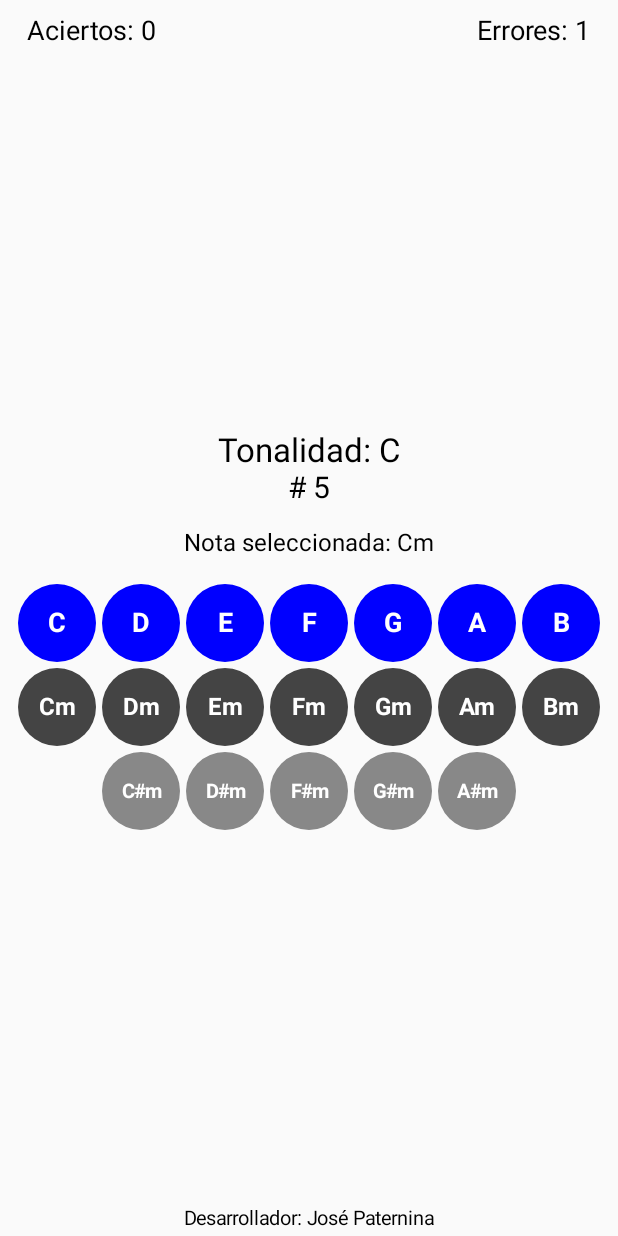
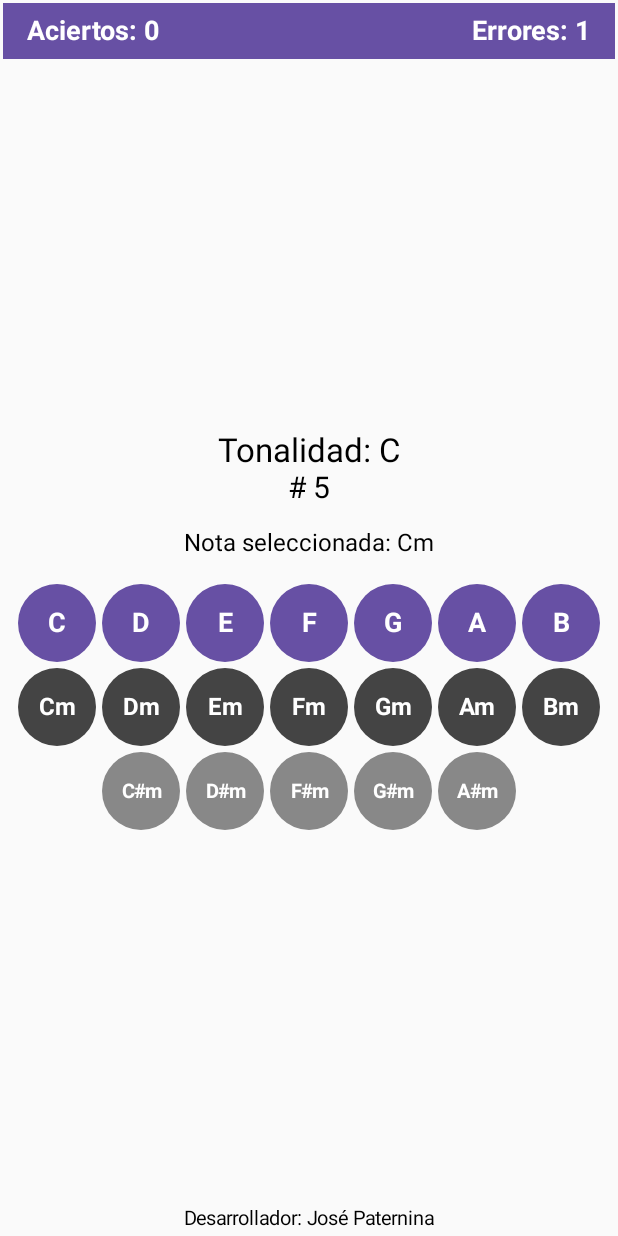
Before and after one commit to JosePater/IdNotas, an Android app built with Jetpack Compose: the screen it shows after launch (MainActivity), after a tap on "Cm", on a phone screen of 412 x 824 dp. Run offline under Robolectric (Android 15) with nearby library versions, the phone set to English and light mode, and no system bars.

Commit message:
feat: added timed color on correct answer button && top primary bg color

```diff
--- a/app/src/main/java/com/josepaternina/idnotas/MainActivity.kt
+++ b/app/src/main/java/com/josepaternina/idnotas/MainActivity.kt
@@ -18,6 +18,7 @@ import androidx.compose.foundation.layout.padding
 import androidx.compose.foundation.layout.size
 import androidx.compose.foundation.layout.width
 import androidx.compose.foundation.shape.CircleShape
+import androidx.compose.material3.MaterialTheme
 import androidx.compose.material3.Text
 import androidx.compose.material3.TextButton
 import androidx.compose.runtime.Composable
@@ -30,9 +31,11 @@ import androidx.compose.ui.unit.sp
 import androidx.compose.runtime.*
 import androidx.compose.ui.draw.clip
 import androidx.compose.ui.graphics.Color
-import androidx.compose.ui.graphics.Color.Companion.Blue
+import androidx.compose.ui.graphics.Color.Companion.Black
 import androidx.compose.ui.graphics.Color.Companion.DarkGray
 import androidx.compose.ui.graphics.Color.Companion.Gray
+import androidx.compose.ui.graphics.Color.Companion.Green
+import androidx.compose.ui.graphics.Color.Companion.White
 import androidx.compose.ui.graphics.painter.Painter
 import androidx.compose.ui.platform.LocalContext
 import androidx.compose.ui.res.painterResource
@@ -62,6 +65,7 @@ var showImage: String by mutableStateOf("") // Imagen temporal: OK o error
 
 // Nota seleccionada
 var notaSelect: String by mutableStateOf("")
+var notaCorrecta: String by mutableStateOf("")
 
 class MainActivity : ComponentActivity() {
     override fun onCreate(savedInstanceState: Bundle?) {
@@ -98,13 +102,22 @@ fun MyContent() {
             Row(
                 modifier = Modifier
                     .fillMaxWidth()
+                    .background(MaterialTheme.colorScheme.primary)
                     .padding(horizontal = 16.dp, vertical = 8.dp),
                 verticalAlignment = Alignment.Top,
                 horizontalArrangement = Arrangement.SpaceBetween
 
             ) {
-                Text(text = "Aciertos: $puntos", fontSize = 18.sp)
-                Text(text = "Errores: $errores", fontSize = 18.sp)
+                Text(
+                    text = "Aciertos: $puntos", fontSize = 18.sp, style = TextStyle(
+                        color = White, fontWeight = FontWeight.Bold
+                    )
+                )
+                Text(
+                    text = "Errores: $errores", fontSize = 18.sp, style = TextStyle(
+                        color = White, fontWeight = FontWeight.Bold
+                    )
+                )
             }
 
             Column(
@@ -162,12 +175,15 @@ fun BotonesDeNotas() {
     val context = LocalContext.current
     var mediaPlayer: MediaPlayer // Sonido: correcto o incorrecto
     var bgColor: Color // Color de fondo de los botones
+    var textColor: Color  // Color del texto de los botones
     var sizeText: TextUnit // Tamaño del texto de los botones
 
     // Puntuación
     fun puntuacion() {
         allNotas.forEach { nota ->
             if (nota[0] == tonalidadActual) {
+                notaCorrecta = nota[numActual - 1]
+
                 if (notaSelect == nota[numActual - 1]) {
                     // Sonido: correcto
                     mediaPlayer = MediaPlayer.create(context, R.raw.correct_choice)
@@ -200,7 +216,7 @@ fun BotonesDeNotas() {
                 notas.forEach { nota ->
                     // bgColor y fontSize según el tipo de notas (C, Cm, C#m)
                     if (notas[0] == "C") {
-                        bgColor = Blue
+                        bgColor = MaterialTheme.colorScheme.primary
                         sizeText = 18.sp
                     } else if (notas[0] == "Cm") {
                         bgColor = DarkGray
@@ -208,6 +224,13 @@ fun BotonesDeNotas() {
                     } else {
                         bgColor = Gray
                         sizeText = 13.sp
+                    }
+                    // Color temporal del botón de la nota correcta
+                    if (notaCorrecta == nota) {
+                        bgColor = Green
+                        textColor = Black
+                    } else {
+                        textColor = White
                     }
 
                     // Botones de las notas determinadas
@@ -227,7 +250,7 @@ fun BotonesDeNotas() {
                             fontSize = sizeText,
                             textAlign = TextAlign.Center,
                             style = TextStyle(
-                                color = Color.White, fontWeight = FontWeight.Bold
+                                color = textColor, fontWeight = FontWeight.Bold
                             )
                         )
                     }
@@ -251,13 +274,17 @@ fun TimedImage() {
 
         if (showImage != "") {
             Image(
-                painter = myImagen, contentDescription = "Respuesta", Modifier.size(50.dp)
+                painter = myImagen, contentDescription = "Respuesta",
+                Modifier
+                    .size(100.dp)
+                    .padding(top = 45.dp)
             )
 
             //Delay
             LaunchedEffect(Unit) {
                 delay(200) // Espera 200 ms
-                showImage = ""
+                showImage = "" // Para que se quite la imagen
+                notaCorrecta = "" // Para que se quite el color temporal del botón
             }
         }
     }
```
